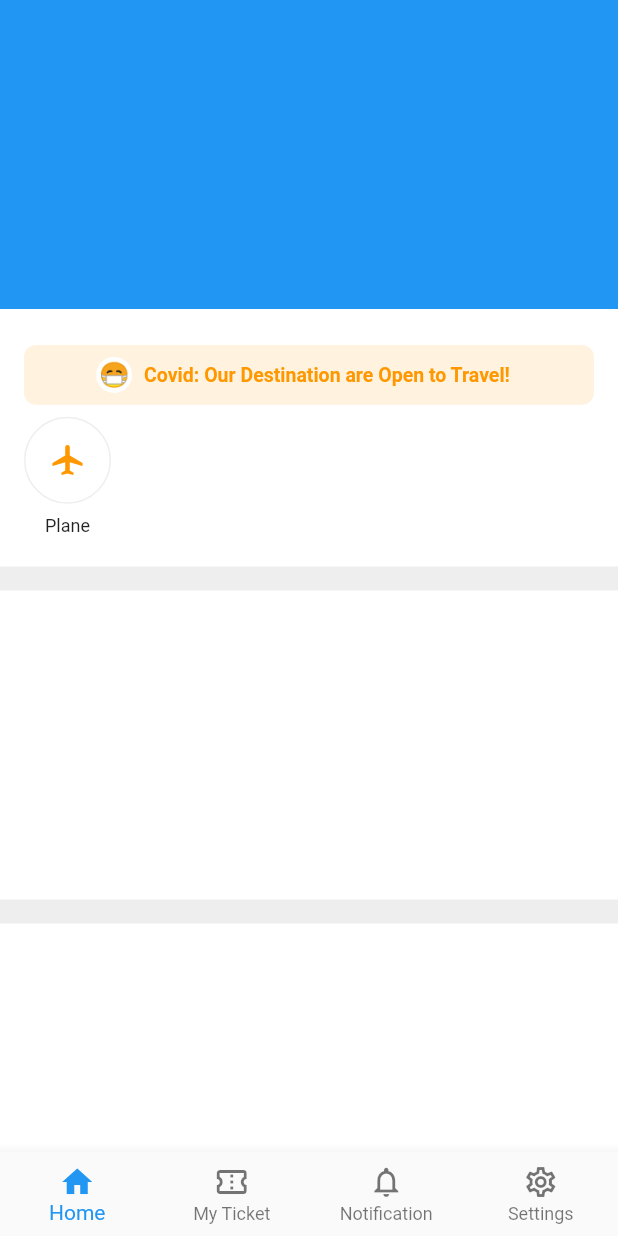
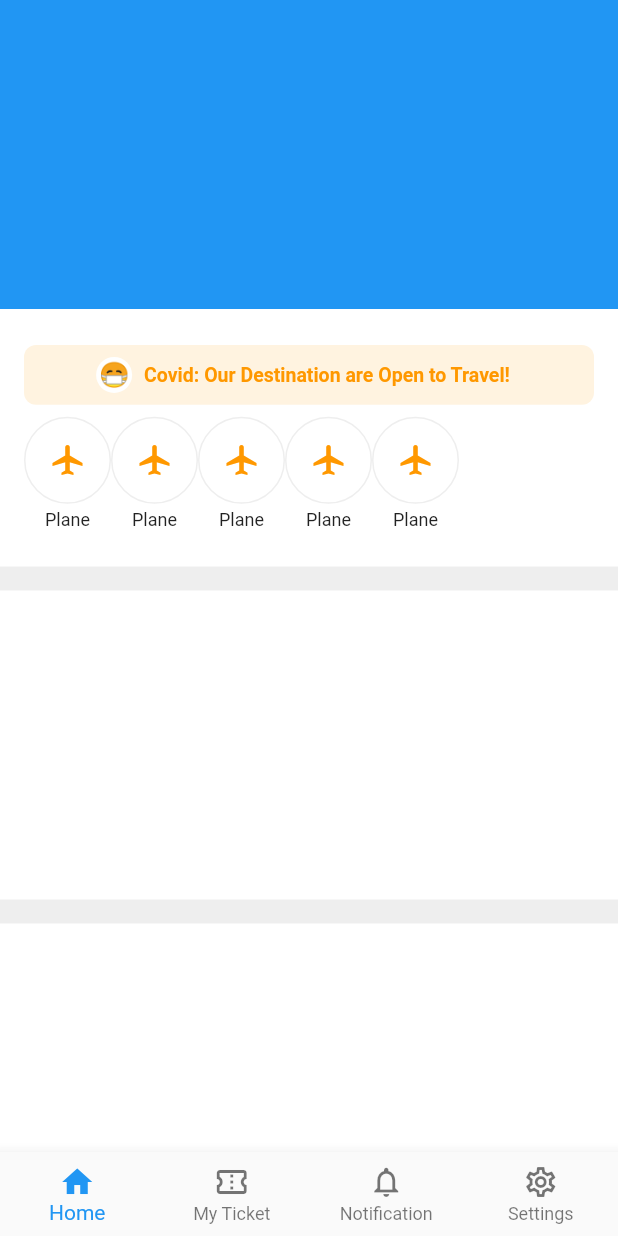
Before and after one commit to JAICHANGPARK/flutter_notebook_11th_story, a Flutter app: the screen it shows after launch, on a phone screen of 412 x 824 dp. Run offline on Flutter 3.47's test engine with Material 2 defaults, Android fonts, the phone set to English and light mode, and no system bars; our stand-ins replace backdrop, badges, flutter_inner_drawer, flutter_slidable, google_fonts.

Commit message:
Update ticket_booking_home_page.dart

```diff
--- a/lib/ep710_ticket_booking_app/ticket_booking_home_page.dart
+++ b/lib/ep710_ticket_booking_app/ticket_booking_home_page.dart
@@ -70,9 +70,85 @@ class _TicketBookingHomePageState extends State<TicketBookingHomePage> {
                                 child: Icon(Icons.airplanemode_on_sharp, color: Colors.orange,),
                               ),
                             ),
-                            SizedBox(height: 8,),
+                            SizedBox(height: 4,),
                             Text("Plane", style: TextStyle(
                               fontSize: 12
+                            ),),
+                          ],
+                        ),
+                        Column(
+                          children: [
+                            Container(
+                              height: 58,
+                              width: 58,
+                              decoration: BoxDecoration(
+                                  shape: BoxShape.circle,
+                                  border: Border.all(color: Colors.grey[200])
+                              ),
+                              child: Center(
+                                child: Icon(Icons.airplanemode_on_sharp, color: Colors.orange,),
+                              ),
+                            ),
+                            SizedBox(height: 4,),
+                            Text("Plane", style: TextStyle(
+                                fontSize: 12
+                            ),),
+                          ],
+                        ),
+                        Column(
+                          children: [
+                            Container(
+                              height: 58,
+                              width: 58,
+                              decoration: BoxDecoration(
+                                  shape: BoxShape.circle,
+                                  border: Border.all(color: Colors.grey[200])
+                              ),
+                              child: Center(
+                                child: Icon(Icons.airplanemode_on_sharp, color: Colors.orange,),
+                              ),
+                            ),
+                            SizedBox(height: 4,),
+                            Text("Plane", style: TextStyle(
+                                fontSize: 12
+                            ),),
+                          ],
+                        ),
+                        Column(
+                          children: [
+                            Container(
+                              height: 58,
+                              width: 58,
+                              decoration: BoxDecoration(
+                                  shape: BoxShape.circle,
+                                  border: Border.all(color: Colors.grey[200])
+                              ),
+                              child: Center(
+                                child: Icon(Icons.airplanemode_on_sharp, color: Colors.orange,),
+                              ),
+                            ),
+                            SizedBox(height: 4,),
+                            Text("Plane", style: TextStyle(
+                                fontSize: 12
+                            ),),
+                          ],
+                        ),
+                        Column(
+                          children: [
+                            Container(
+                              height: 58,
+                              width: 58,
+                              decoration: BoxDecoration(
+                                  shape: BoxShape.circle,
+                                  border: Border.all(color: Colors.grey[200])
+                              ),
+                              child: Center(
+                                child: Icon(Icons.airplanemode_on_sharp, color: Colors.orange,),
+                              ),
+                            ),
+                            SizedBox(height: 4,),
+                            Text("Plane", style: TextStyle(
+                                fontSize: 12
                             ),),
                           ],
                         )
```
